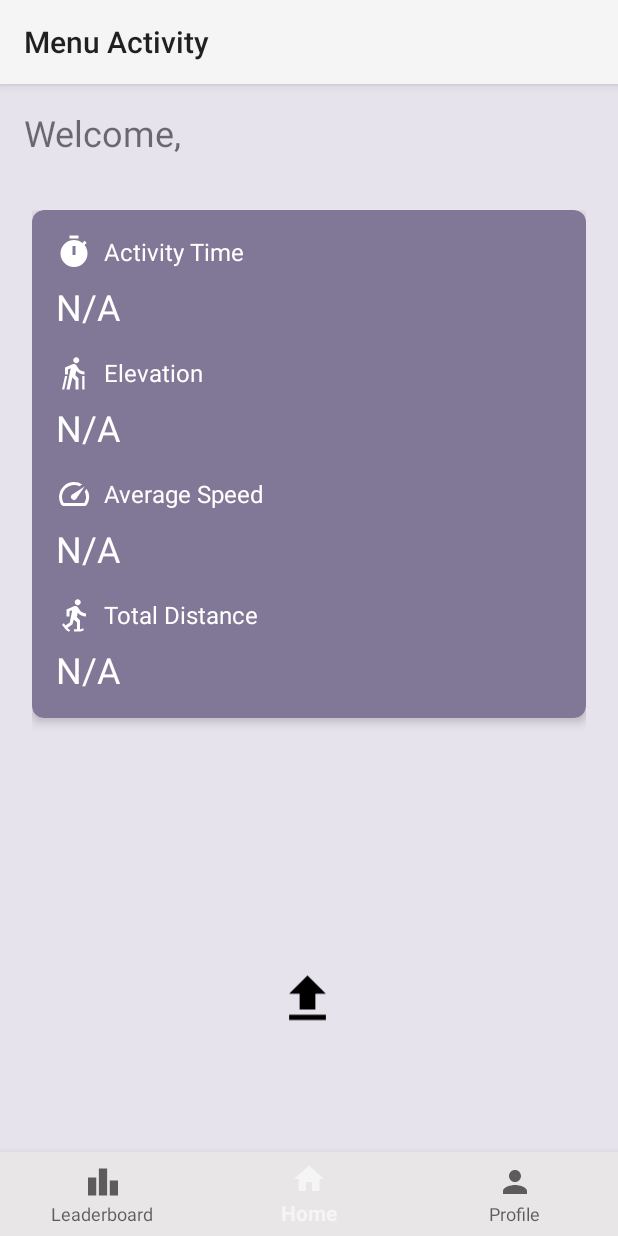
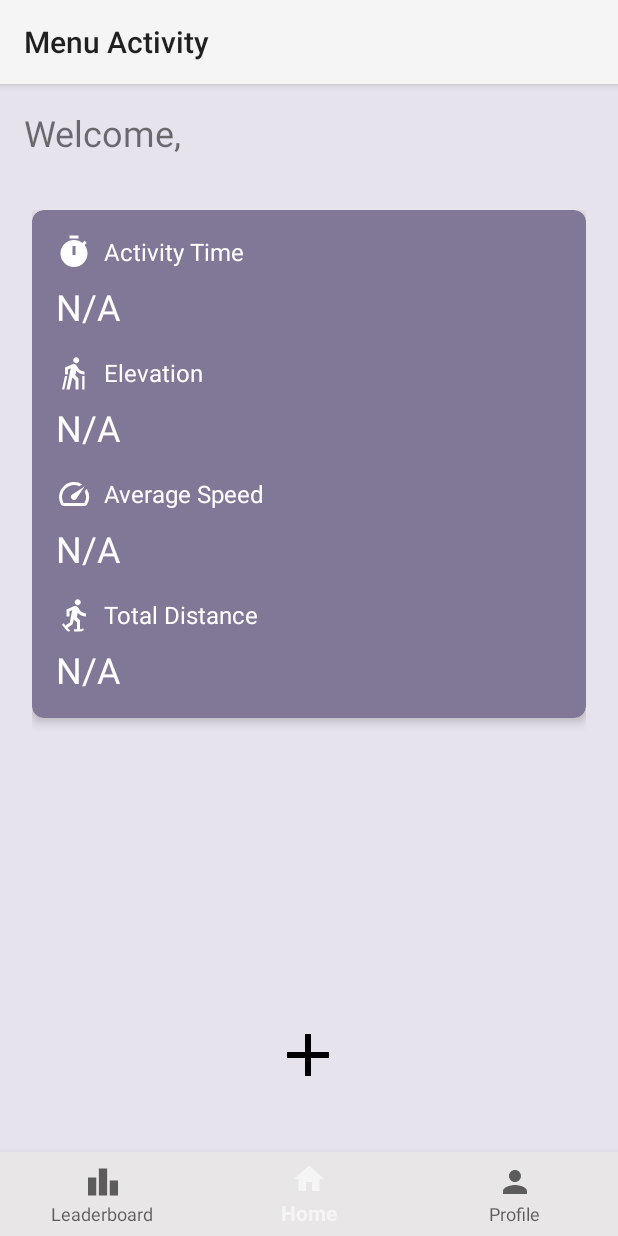
Before and after one commit to GChalkidis/Activity-Tracker, an Android app: the Menu screen opened directly, with no data from a screen before it, on a phone screen of 412 x 824 dp. Run offline under Robolectric (Android 15) with nearby library versions, the phone set to English and light mode, and no system bars.

Commit message:
changed the VectorDrawable representing the upload button

```diff
--- a/app/src/main/res/drawable/upload_vector.xml
+++ b/app/src/main/res/drawable/upload_vector.xml
@@ -1,5 +1,5 @@
-<vector android:height="24dp" android:tint="#000000"
+<vector android:height="48dp" android:tint="#000000"
     android:viewportHeight="24" android:viewportWidth="24"
-    android:width="24dp" xmlns:android="http://schemas.android.com/apk/res/android">
-    <path android:fillColor="@android:color/white" android:pathData="M5,20h14v-2H5V20zM5,10h4v6h6v-6h4l-7,-7L5,10z"/>
+    android:width="48dp" xmlns:android="http://schemas.android.com/apk/res/android">
+    <path android:fillColor="@android:color/white" android:pathData="M19,13h-6v6h-2v-6H5v-2h6V5h2v6h6v2z"/>
 </vector>
--- a/app/src/main/res/layout/activity_menu.xml
+++ b/app/src/main/res/layout/activity_menu.xml
@@ -25,12 +25,14 @@
 
     <ImageView
         android:id="@+id/upload_data"
-        android:layout_width="42dp"
-        android:layout_height="44dp"
+        android:layout_width="48dp"
+        android:layout_height="48dp"
         android:layout_marginTop="4dp"
+        android:layout_marginBottom="5dp"
         android:clickable="true"
         android:contentDescription="@string/sendDataButtonText"
         android:src="@drawable/upload_vector"
+        app:layout_constraintBottom_toTopOf="@+id/bottomNavigationView"
         app:layout_constraintEnd_toEndOf="parent"
         app:layout_constraintHorizontal_bias="0.498"
         app:layout_constraintStart_toStartOf="parent"
```
